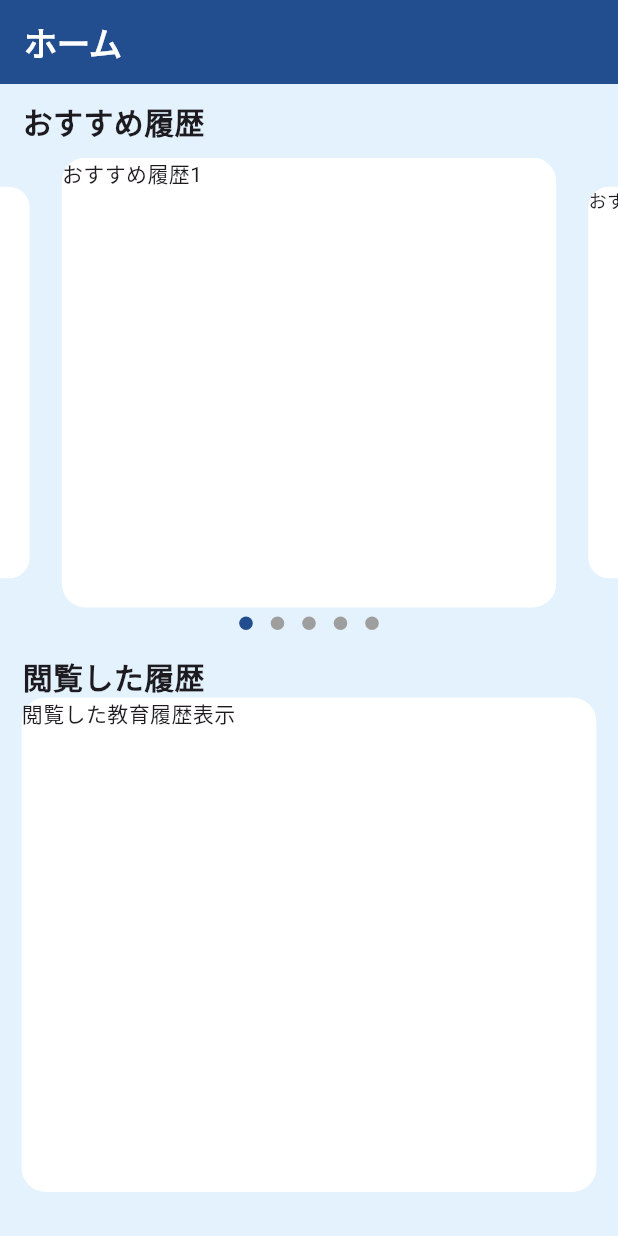
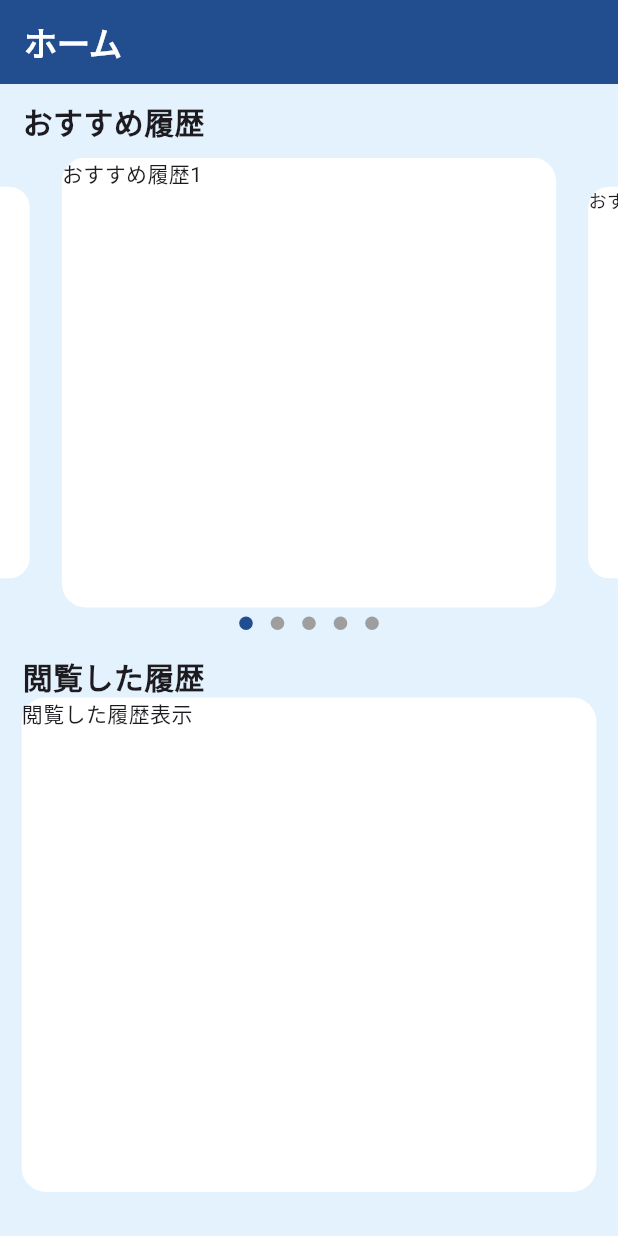
Before and after one commit to ziburi-hiro/new_plusch, a Flutter app: the HomePage screen opened directly, on a phone screen of 412 x 824 dp. Run offline on Flutter 3.47's test engine with Material 3 defaults, Android fonts, the phone set to English and light mode, and no system bars; drawn by our look-alikes of carousel_slider, dots_indicator; our stand-ins replace cloud_firestore, firebase_auth, firebase_core, flutter_screenutil, google_fonts, lottie; accounts and stored records are empty.

Commit message:
fix some text second

```diff
--- a/lib/Screen/after_login/home_page.dart
+++ b/lib/Screen/after_login/home_page.dart
@@ -103,7 +103,7 @@ class _HomePageState extends State<HomePage> {
                       borderRadius: BorderRadius.circular(16),
                       color: Colors.white,
                     ),
-                    child: Text('閲覧した教育履歴表示'),
+                    child: Text('閲覧した履歴表示'),
                   ),
                 ),
 
```
